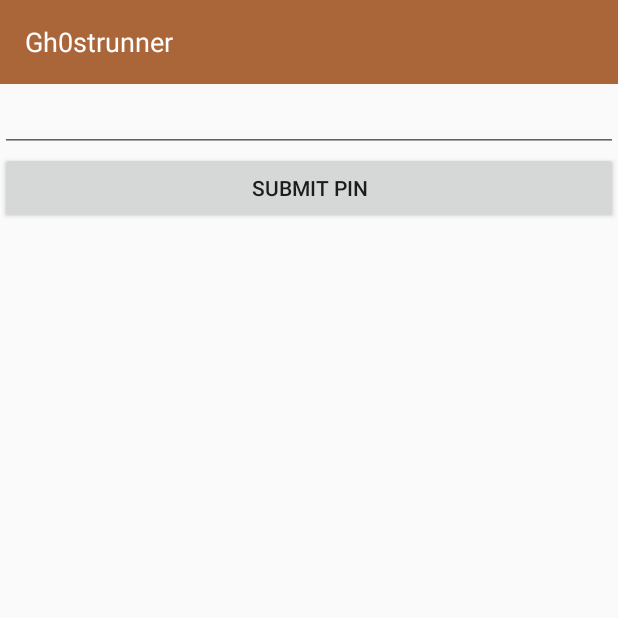
After one commit to flntzr/runVs, an Android app: the fragment FollowExtInviteFragment shown on its own in the app's theme, on a phone screen of 412 x 824 dp, the top half of it. The commit adds this screen. Run offline under Robolectric (Android 15) with nearby library versions, the phone set to English and light mode, and no system bars; 1 statement that could not run was skipped.

```diff
--- a/app/src/main/java/winzer/gh0strunner/NavigationDrawerFragment.java
+++ b/app/src/main/java/winzer/gh0strunner/NavigationDrawerFragment.java
@@ -105,6 +105,7 @@ public class NavigationDrawerFragment extends Fragment {
                         getString(R.string.title_section1),
                         getString(R.string.title_section2),
                         getString(R.string.title_section3),
+                        getString(R.string.title_section_follow_invite),
                         getString(R.string.title_section4),
                         getString(R.string.title_section5),
                         getString(R.string.title_section6),
--- /dev/null
+++ b/app/src/main/java/winzer/gh0strunner/group/FollowExtInviteFragment.java
@@ -0,0 +1,82 @@
+package winzer.gh0strunner.group;
+
+import android.app.Activity;
+import android.app.Fragment;
+import android.app.FragmentTransaction;
+import android.content.Context;
+import android.os.Bundle;
+import android.support.annotation.Nullable;
+import android.view.LayoutInflater;
+import android.view.View;
+import android.view.ViewGroup;
+import android.widget.EditText;
+import android.widget.TextView;
+
+import com.google.gson.Gson;
+
+import org.apache.http.Header;
+
+import winzer.gh0strunner.MainActivity;
+import winzer.gh0strunner.R;
+import winzer.gh0strunner.dto.Group;
+import winzer.gh0strunner.services.RestClient;
+import winzer.gh0strunner.services.RetryAsyncHttpResponseHandler;
+
+/**
+ * Created by franschl on 6/2/15.
+ */
+public class FollowExtInviteFragment extends Fragment implements View.OnClickListener {
+    private static final String ARG_SECTION_NUMBER = "section_number";
+
+    public static FollowExtInviteFragment newInstance(int sectionNumber) {
+        FollowExtInviteFragment fragment = new FollowExtInviteFragment();
+        Bundle args = new Bundle();
+        args.putInt(ARG_SECTION_NUMBER, sectionNumber);
+        fragment.setArguments(args);
+        return fragment;
+    }
+
+    @Override
+    public void onAttach(Activity activity) {
+        super.onAttach(activity);
+        ((MainActivity) activity).onSectionAttached(
+                getArguments().getInt(ARG_SECTION_NUMBER));
+    }
+
+    @Nullable
+    @Override
+    public View onCreateView(LayoutInflater inflater, ViewGroup container, Bundle savedInstanceState) {
+        View rootView = inflater.inflate(R.layout.fragment_follow_ext_invite, container, false);
+        rootView.findViewById(R.id.pin_submit).setOnClickListener(this);
+        return rootView;
+    }
+
+    @Override
+    public void onClick(View view) {
+        String invUrl = "/user/" + getActivity().getSharedPreferences("AuthenticationPref", 0).getInt("userID", -1) + "/extinvite/accept/" + ((EditText)getActivity().findViewById(R.id.enter_pin)).getText();
+        RestClient.post(invUrl, null, new FollowInvitationResponseHandler(invUrl, getActivity(), this, RetryAsyncHttpResponseHandler.POST_REQUEST));
+    }
+
+    public class FollowInvitationResponseHandler extends RetryAsyncHttpResponseHandler {
+
+        public FollowInvitationResponseHandler(String url, Context context, Fragment fragment, int requestType) {
+            super(url, context, fragment, requestType);
+        }
+
+        @Override
+        public void onSuccessful(int statusCode, Header[] headers, byte[] responseBody) {
+            Gson gson = new Gson();
+            Group group = gson.fromJson(new String(responseBody), Group.class);
+            FragmentTransaction tx = getActivity().getFragmentManager().beginTransaction();
+            tx.replace(R.id.container, GroupViewFragment.newInstance(group.getGroupID()));
+            tx.addToBackStack(null);
+            tx.commit();
+        }
+
+        @Override
+        public void onUnsuccessful(int statusCode, Header[] headers, byte[] responseBody, Throwable error) {
+            TextView pin_err_view = (TextView)((Activity)context).findViewById(R.id.pin_error);
+            pin_err_view.setVisibility(View.VISIBLE);
+        }
+    }
+}
--- a/app/src/main/res/layout/fragment_ext_invite.xml
+++ b/app/src/main/res/layout/fragment_ext_invite.xml
@@ -2,9 +2,10 @@
 <LinearLayout xmlns:android="http://schemas.android.com/apk/res/android"
     android:orientation="vertical" android:layout_width="match_parent"
     android:layout_height="match_parent">
-    <TextView
+    <Button
         android:layout_width="match_parent"
         android:layout_height="wrap_content"
-        android:text="Ext_invite!"/>
+        android:id="@+id/share_button"
+        android:text="Share"/>
 
 </LinearLayout>
--- /dev/null
+++ b/app/src/main/res/layout/fragment_follow_ext_invite.xml
@@ -0,0 +1,24 @@
+<?xml version="1.0" encoding="utf-8"?>
+<LinearLayout xmlns:android="http://schemas.android.com/apk/res/android"
+    android:orientation="vertical" android:layout_width="match_parent"
+    android:layout_height="match_parent">
+
+    <EditText
+        android:layout_width="match_parent"
+        android:layout_height="wrap_content"
+        android:id="@+id/enter_pin"/>
+    <TextView
+        android:layout_width="match_parent"
+        android:layout_height="wrap_content"
+        android:id="@+id/pin_error"
+        android:textColor="@color/error_red"
+        android:text="The entered PIN was incorrect."
+        android:hint="PIN"
+        android:visibility="gone"/>
+    <Button
+        android:layout_width="match_parent"
+        android:layout_height="wrap_content"
+        android:text="Submit PIN"
+        android:id="@+id/pin_submit"/>
+
+</LinearLayout>
--- a/app/src/main/res/values/strings.xml
+++ b/app/src/main/res/values/strings.xml
@@ -8,6 +8,7 @@
     <string name="title_section5">About</string>
     <string name="title_section6">License</string>
     <string name="title_section7">Log Out</string>
+    <string name="title_section_follow_invite">Enter Invite PIN</string>
     <string name="title_activity_run">Run</string>
     <string name="title_activity_login">Login</string>
     <string name="title_service_run">RunService</string>
```
Also changed, not shown: app/src/main/java/winzer/gh0strunner/MainActivity.java (+14 -6 lines), app/src/main/java/winzer/gh0strunner/group/ExtInviteFragment.java (deleted, +0 -36 lines), app/src/main/java/winzer/gh0strunner/group/GroupViewFragment.java (+49 -7 lines).
